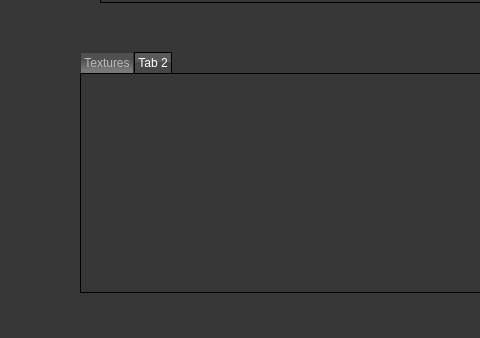
Old version of the form QtProject/editor/mainwindow.ui in the repository madvil/Editor; both pictures show x 0 to 480 and y 360 to 698 of the 938 by 698 pixel window.
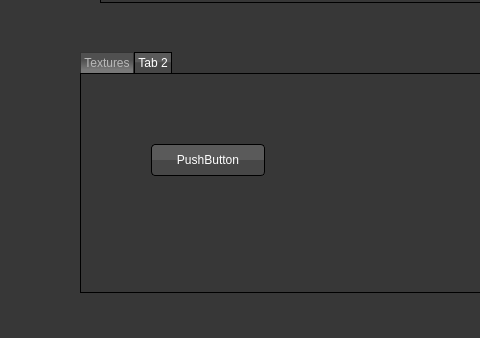
New version of the form. The open tabs and pages were chosen to show the change. Icons and pictures are not drawn.

The edit to the form file:
```diff
--- a/QtProject/editor/mainwindow.ui
+++ b/QtProject/editor/mainwindow.ui
@@ -381,6 +381,19 @@
         <attribute name="title">
          <string>Tab 2</string>
         </attribute>
+        <widget class="QPushButton" name="pB">
+         <property name="geometry">
+          <rect>
+           <x>70</x>
+           <y>70</y>
+           <width>114</width>
+           <height>32</height>
+          </rect>
+         </property>
+         <property name="text">
+          <string>PushButton</string>
+         </property>
+        </widget>
        </widget>
       </widget>
      </item>
```
Left out of the diff: 11 changed lines with no effect on the pictures.
